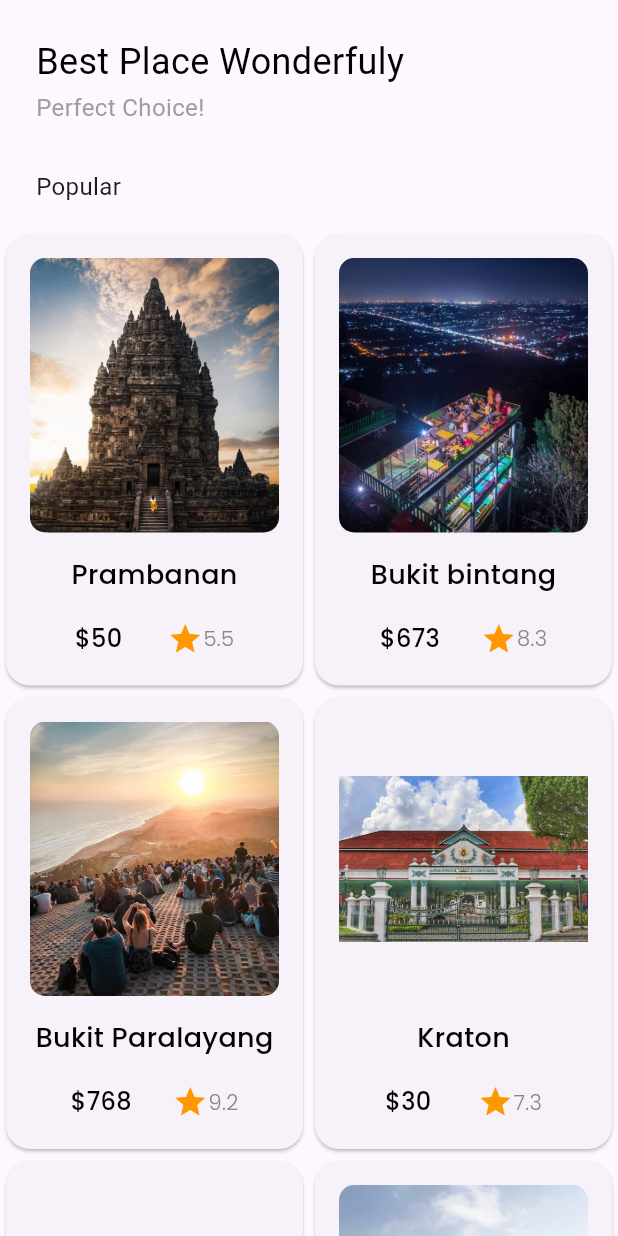
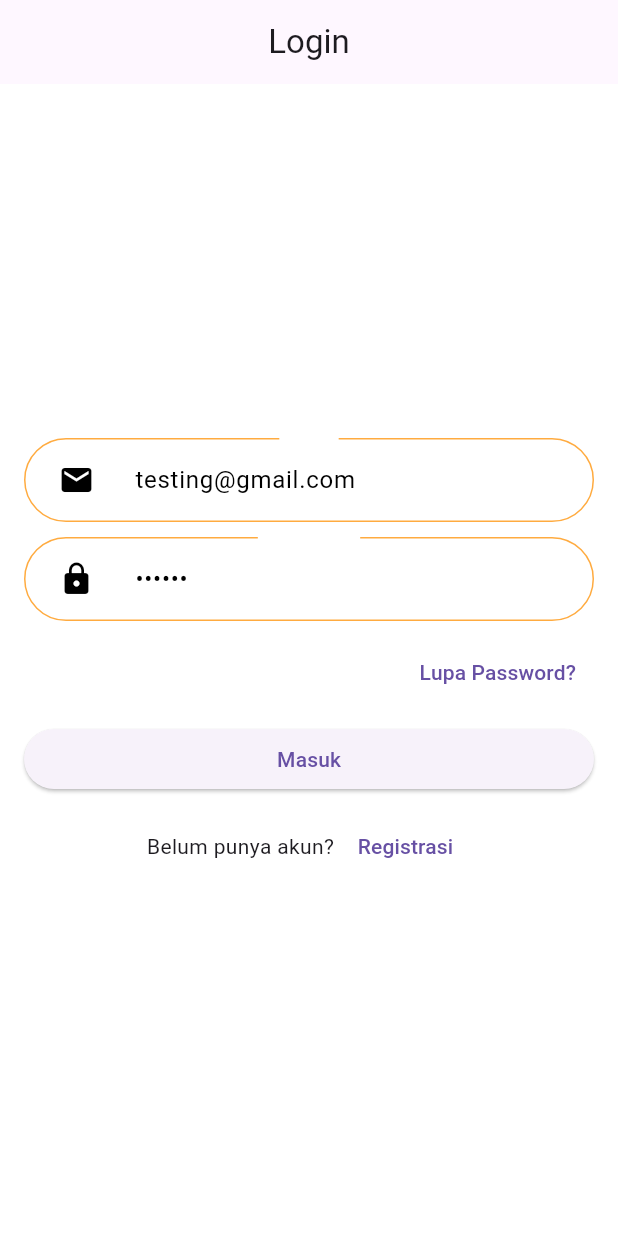
Before and after one commit to rafi-zimraan/WonderfulyJogja, a Flutter app: the screen it shows after launch, on a phone screen of 412 x 824 dp. Run offline on Flutter 3.47's test engine with Material 3 defaults, Android fonts, the phone set to English and light mode, and no system bars; our stand-ins replace get, google_fonts.

Commit message:
upgrade versi flutter and login page

```diff
--- a/lib/app/modules/detail/controllers/detail_controller.dart
+++ b/lib/app/modules/detail/controllers/detail_controller.dart
@@ -1,3 +1,4 @@
+// ignore_for_file: unnecessary_overrides
 import 'package:get/get.dart';
 
 class DetailController extends GetxController {
--- a/lib/app/modules/detail/views/detail_view.dart
+++ b/lib/app/modules/detail/views/detail_view.dart
@@ -132,7 +132,7 @@ class DetailView extends GetView<DetailController> {
                             ),
                           ),
                         ),
-                        SizedBox(
+                        const SizedBox(
                           height: 20,
                         ),
 
--- /dev/null
+++ b/lib/app/modules/login/controllers/login_controller.dart
@@ -0,0 +1,29 @@
+// ignore_for_file: unnecessary_overrides
+import 'package:flutter/material.dart';
+import 'package:get/get.dart';
+
+class LoginController extends GetxController {
+  TextEditingController emailC =
+      TextEditingController(text: 'testing@gmail.com');
+  TextEditingController passC = TextEditingController(text: '123456');
+
+  @override
+  void onClose() {
+    emailC.dispose();
+    passC.dispose();
+    super.onClose();
+  }
+
+  @override
+  void onReady() {
+    super.onReady();
+  }
+
+  final count = 0.obs;
+  @override
+  void onInit() {
+    super.onInit();
+  }
+
+  void increment() => count.value++;
+}
--- /dev/null
+++ b/lib/app/modules/login/views/login_view.dart
@@ -0,0 +1,69 @@
+import 'package:flutter/material.dart';
+import 'package:furniturwisata/app/modules/login/widgets/text_field.dart';
+import 'package:furniturwisata/app/routes/app_pages.dart';
+import 'package:get/get.dart';
+
+import '../controllers/login_controller.dart';
+
+class LoginView extends GetView<LoginController> {
+  const LoginView({Key? key}) : super(key: key);
+
+  @override
+  Widget build(BuildContext context) {
+    return Scaffold(
+      backgroundColor: Colors.white,
+      appBar: AppBar(
+        title: const Text('Login'),
+        centerTitle: true,
+      ),
+      body: Padding(
+        padding: const EdgeInsets.all(16.0),
+        child: Column(
+          mainAxisAlignment: MainAxisAlignment.center,
+          crossAxisAlignment: CrossAxisAlignment.stretch,
+          children: <Widget>[
+            CustomTextField(
+              text: 'Email',
+              icon: Icons.email,
+              isPasswordType: false,
+              controller: controller.emailC,
+            ),
+            const SizedBox(height: 10), // Kurangi ukuran SizedBox
+            CustomTextField(
+              text: 'Kata sandi',
+              icon: Icons.lock,
+              isPasswordType: true,
+              controller: controller.passC,
+            ),
+            const SizedBox(height: 10),
+            Align(
+              alignment: Alignment.centerRight,
+              child: TextButton(
+                onPressed: () {},
+                child: const Text('Lupa Password?'),
+              ),
+            ),
+            const SizedBox(height: 10),
+            ElevatedButton(
+              onPressed: () {
+                Get.offNamed(Routes.HOME);
+              },
+              child: const Text('Masuk'),
+            ),
+            const SizedBox(height: 10),
+            Row(
+              mainAxisAlignment: MainAxisAlignment.center,
+              children: <Widget>[
+                const Text("Belum punya akun? "),
+                TextButton(
+                  onPressed: () {},
+                  child: const Text('Registrasi'),
+                ),
+              ],
+            ),
+          ],
+        ),
+      ),
+    );
+  }
+}
--- /dev/null
+++ b/lib/app/modules/login/widgets/text_field.dart
@@ -0,0 +1,91 @@
+// ignore_for_file: use_key_in_widget_constructors, library_private_types_in_public_api, annotate_overrides, prefer_const_constructors
+
+import 'package:flutter/material.dart';
+
+// ignore: must_be_immutable
+class CustomTextField extends StatefulWidget {
+  final String text;
+  final IconData icon;
+  final bool isPasswordType;
+  final TextEditingController controller;
+  late Color borderColor;
+  late Color borderFocusColor;
+
+  CustomTextField({
+    required this.text,
+    required this.icon,
+    this.isPasswordType = false,
+    required this.controller,
+    this.borderColor = Colors.orangeAccent,
+    this.borderFocusColor = const Color.fromARGB(255, 142, 121, 114),
+  });
+
+  @override
+  _CustomTextFieldState createState() => _CustomTextFieldState();
+}
+
+class _CustomTextFieldState extends State<CustomTextField> {
+  late bool isObscure;
+
+  void initState() {
+    super.initState();
+    isObscure = widget.isPasswordType;
+  }
+
+  @override
+  Widget build(BuildContext context) {
+    return TextField(
+      controller: widget.controller,
+      obscureText: isObscure,
+      enableSuggestions: !widget.isPasswordType,
+      autocorrect: !widget.isPasswordType,
+      cursorColor: Colors.black,
+      style: TextStyle(color: Colors.black),
+      decoration: InputDecoration(
+        prefixIconConstraints: BoxConstraints(
+          minWidth: 70,
+        ),
+        prefixIcon: Icon(
+          widget.icon,
+          color: Colors.black,
+        ),
+        suffixIcon: widget.isPasswordType
+            ? Container(
+                constraints: BoxConstraints(minWidth: 50),
+                child: IconButton(
+                  onPressed: () {
+                    setState(() {
+                      isObscure = !isObscure;
+                    });
+                  },
+                  icon:
+                      Icon(isObscure ? Icons.visibility : Icons.visibility_off),
+                  color: isObscure ? Colors.white60 : Colors.white,
+                ),
+              )
+            : null,
+        labelText: widget.text,
+        labelStyle: TextStyle(color: Colors.white60),
+        filled: true,
+        floatingLabelAlignment: FloatingLabelAlignment.center,
+        floatingLabelBehavior: FloatingLabelBehavior.auto,
+        fillColor: Colors.white.withOpacity(0.1),
+        border: OutlineInputBorder(
+          borderRadius: BorderRadius.circular(30),
+          borderSide: BorderSide(color: Colors.white),
+        ),
+        focusedBorder: OutlineInputBorder(
+          borderRadius: BorderRadius.circular(10),
+          borderSide: BorderSide(color: widget.borderFocusColor),
+        ),
+        enabledBorder: OutlineInputBorder(
+          borderRadius: BorderRadius.circular(70),
+          borderSide: BorderSide(color: widget.borderColor),
+        ),
+      ),
+      keyboardType: widget.isPasswordType
+          ? TextInputType.visiblePassword
+          : TextInputType.emailAddress,
+    );
+  }
+}
--- a/lib/app/routes/app_pages.dart
+++ b/lib/app/routes/app_pages.dart
@@ -6,6 +6,8 @@ import '../modules/detail/bindings/detail_binding.dart';
 import '../modules/detail/views/detail_view.dart';
 import '../modules/home/bindings/home_binding.dart';
 import '../modules/home/views/home_view.dart';
+import '../modules/login/bindings/login_binding.dart';
+import '../modules/login/views/login_view.dart';
 
 // ignore_for_file: constant_identifier_names
 
@@ -14,7 +16,7 @@ part 'app_routes.dart';
 class AppPages {
   AppPages._();
 
-  static const INITIAL = Routes.HOME;
+  static const INITIAL = Routes.LOGIN;
 
   static final routes = [
     GetPage(
@@ -34,5 +36,10 @@ class AppPages {
       page: () => const CardView(),
       binding: CardBinding(),
     ),
+    GetPage(
+      name: _Paths.LOGIN,
+      page: () => const LoginView(),
+      binding: LoginBinding(),
+    ),
   ];
 }
--- a/lib/app/routes/app_routes.dart
+++ b/lib/app/routes/app_routes.dart
@@ -8,6 +8,7 @@ abstract class Routes {
   static const HOME = _Paths.HOME;
   static const DETAIL = _Paths.DETAIL;
   static const CARD = _Paths.CARD;
+  static const LOGIN = _Paths.LOGIN;
 }
 
 abstract class _Paths {
@@ -15,4 +16,5 @@ abstract class _Paths {
   static const HOME = '/home';
   static const DETAIL = '/detail';
   static const CARD = '/card';
+  static const LOGIN = '/login';
 }
--- a/pubspec.yaml
+++ b/pubspec.yaml
@@ -3,7 +3,7 @@ version: 1.0.0+1
 publish_to: none
 description: A new Flutter project.
 environment:
-  sdk: ">=3.1.5 <4.0.0"
+  sdk: ">=3.2.0 <4.0.0"
 
 dependencies:
   cupertino_icons: ^1.0.2
```
Also changed, not shown: lib/app/modules/login/bindings/login_binding.dart (added, +12 -0 lines), lib/app/modules/login/widgets/button.dart (added, +58 -0 lines), pubspec.lock, 1 other file.
